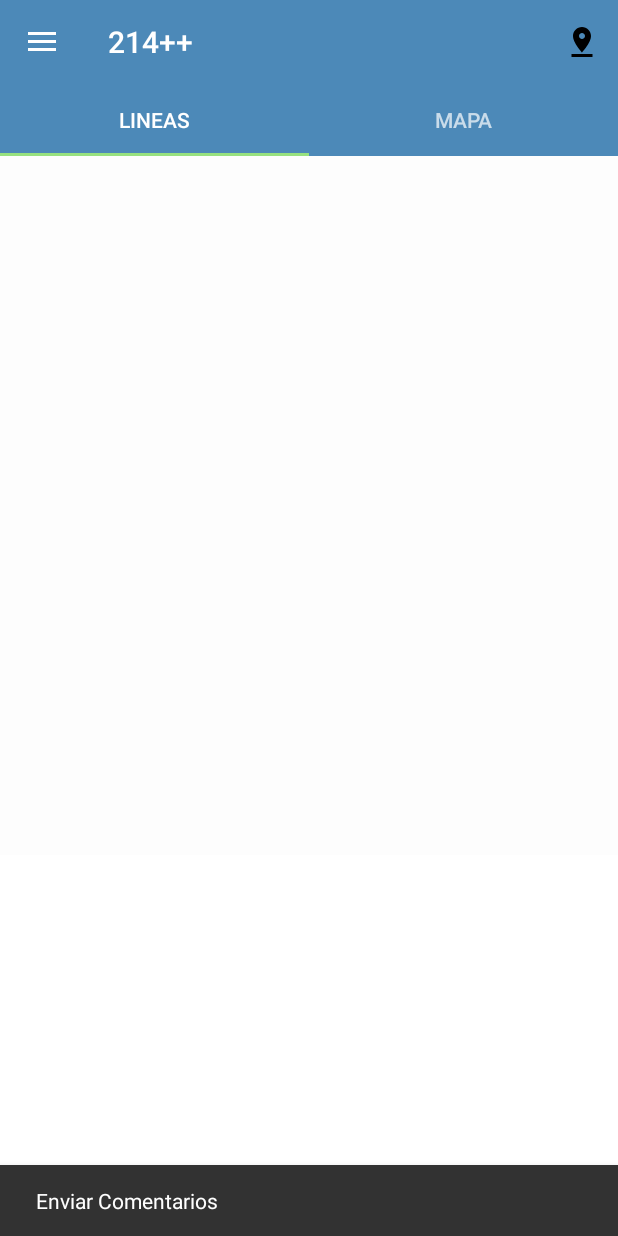
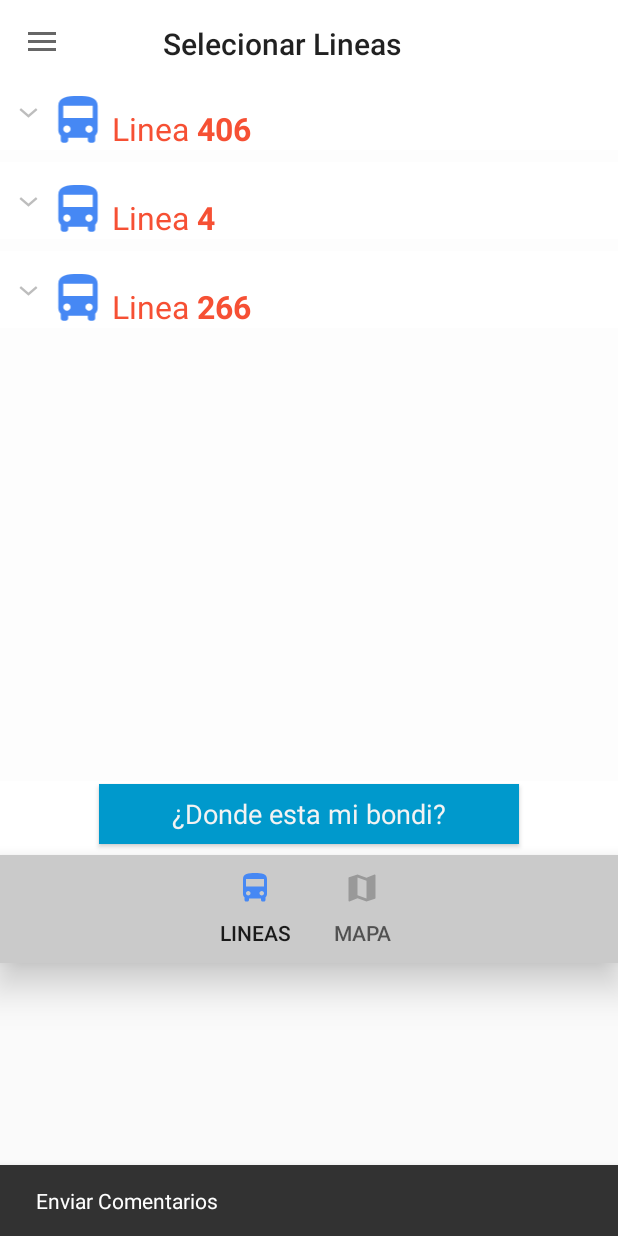
Before and after one commit to Equipo214/Usuario, an Android app: the screen it shows after launch (MainActivity), in the side drawer, after a tap on "Comentarios", on a phone screen of 412 x 824 dp. Run offline under Robolectric (Android 15) with nearby library versions, the phone set to English and light mode, and no system bars; plain views replace MaterialSearchView.

Commit message:
consecuencias imprevistas

```diff
--- a/app/build.gradle
+++ b/app/build.gradle
@@ -30,4 +30,5 @@ dependencies {
     testImplementation 'junit:junit:4.12'
     androidTestImplementation 'com.android.support.test:runner:1.0.2'
     androidTestImplementation 'com.android.support.test.espresso:espresso-core:3.0.2'
+    implementation 'com.android.support.constraint:constraint-layout:1.1.2'
 }
--- a/app/src/main/java/com/grupo214/usuario/activities/MainActivity.java
+++ b/app/src/main/java/com/grupo214/usuario/activities/MainActivity.java
@@ -3,13 +3,14 @@ package com.grupo214.usuario.activities;
 import android.Manifest;
 import android.content.Intent;
 import android.content.pm.PackageManager;
+import android.graphics.PorterDuff;
 import android.os.Bundle;
 import android.support.annotation.NonNull;
-import android.support.design.widget.AppBarLayout;
 import android.support.design.widget.NavigationView;
 import android.support.design.widget.Snackbar;
 import android.support.design.widget.TabLayout;
 import android.support.v4.app.ActivityCompat;
+import android.support.v4.content.ContextCompat;
 import android.support.v4.view.GravityCompat;
 import android.support.v4.view.ViewPager;
 import android.support.v4.widget.DrawerLayout;
@@ -17,7 +18,6 @@ import android.support.v7.app.ActionBarDrawerToggle;
 import android.support.v7.app.AppCompatActivity;
 import android.support.v7.widget.SearchView;
 import android.support.v7.widget.Toolbar;
-import android.view.Menu;
 import android.view.MenuItem;
 
 
@@ -26,11 +26,9 @@ import com.google.android.gms.maps.OnMapReadyCallback;
 import com.grupo214.usuario.R;
 import com.grupo214.usuario.SettingsActivity;
 import com.grupo214.usuario.adapters.SectionsPageAdapter;
-import com.grupo214.usuario.apiGoogleDirection.GoogleMapsDirectionsAPI;
 import com.grupo214.usuario.fragment.LineasFragment;
 import com.grupo214.usuario.fragment.MapFragment;
 import com.grupo214.usuario.objects.Linea;
-import com.grupo214.usuario.objects.LineaDemo;
 import com.grupo214.usuario.sqlite.ConexionSQLiteHelper;
 
 import java.util.ArrayList;
@@ -77,53 +75,39 @@ public class MainActivity extends AppCompatActivity
 
         //Seteo de variables:
         final Toolbar toolbar = (Toolbar) findViewById(R.id.toolbar);
-        final AppBarLayout appBarLayout = (AppBarLayout) findViewById(R.id.appbar);
+       // final AppBarLayout appBarLayout = (AppBarLayout) findViewById(R.id.appbar);
         final TabLayout tabLayout = (TabLayout) findViewById(R.id.tabs);
         final ViewPager mViewPager = (ViewPager) findViewById(R.id.container);
         DrawerLayout drawer = (DrawerLayout) findViewById(R.id.drawer_layout);
         NavigationView navigationView = (NavigationView) findViewById(R.id.nav_view);
 
-
-        appBarLayout.setExpanded(true, true);
+        //appBarLayout.setExpanded(true, true);
 
         //Levantar Datos
         connSQLite = new ConexionSQLiteHelper(this, "db_lineas", null, 1);
 
         //Set Tab:
         mSectionsPageAdapter = new SectionsPageAdapter(getSupportFragmentManager());
-
-        // SI hay cambio true, sino false;
         setupViewPager(mSectionsPageAdapter, mViewPager);
-
         tabLayout.setupWithViewPager(mViewPager);
-
+        tabLayout.getTabAt(TAB_LINEA).setIcon(R.drawable.ic_directions_bus_unselect_24dp);
+        tabLayout.getTabAt(TAB_MAPA).setIcon(R.drawable.ic_map_unselect_24dp);
+        int tabIconColor = ContextCompat.getColor(getApplicationContext(),R.color.tabSelect);
+        tabLayout.getTabAt(TAB_MAPA).getIcon().setColorFilter(tabIconColor, PorterDuff.Mode.SRC_IN);
 
         // Acciones al tocar las pestañas.
         tabLayout.addOnTabSelectedListener(new TabLayout.OnTabSelectedListener() {
             @Override
             public void onTabSelected(TabLayout.Tab tab) {
-                switch (tab.getPosition()) {
-                    case TAB_INICIO:
-                        break;
-                    case TAB_MAPA:
-                        //if hay cambios:
-                        mapFragment.updateDrawingRoutes();
-                            // LISTA DE LINEAS, ABRE VENTANA EMERGENTE CON LOS RAMALES,
-                        break;
-                    case TAB_LINEA:
-                        break;
-                }
+                int tabIconColor = ContextCompat.getColor(getApplicationContext(),R.color.tabSelect);
+                tab.getIcon().setColorFilter(tabIconColor, PorterDuff.Mode.SRC_IN);
+
             }
             @Override
             public void onTabUnselected(TabLayout.Tab tab) {
-                switch (tab.getPosition()) {
-                    case TAB_INICIO:
-                        break;
-                    case TAB_MAPA:
-                        break;
-                    case TAB_LINEA:
-                        break;
-                }
+                int tabIconColor = ContextCompat.getColor(getApplicationContext(), R.color.tabUnSelect);
+                tab.getIcon().setColorFilter(tabIconColor, PorterDuff.Mode.SRC_IN);
+
             }
             @Override
             public void onTabReselected(TabLayout.Tab tab) {
@@ -140,6 +124,7 @@ public class MainActivity extends AppCompatActivity
 
         //Barra superior
         setSupportActionBar(toolbar);
+        getSupportActionBar().setDisplayShowTitleEnabled(false);
 
         //Menu Lateral:
         ActionBarDrawerToggle toggle = new ActionBarDrawerToggle(
@@ -149,12 +134,15 @@ public class MainActivity extends AppCompatActivity
         navigationView.setNavigationItemSelectedListener(this);
     }
 
+
+
+    /* Boton superior derecho.
     @Override
     public boolean onCreateOptionsMenu(Menu menu) {
         getMenuInflater().inflate(R.menu.menu_item, menu);
 
         return super.onCreateOptionsMenu(menu);
-    }
+    } */
 
     @Override
     public boolean onOptionsItemSelected(MenuItem item) {
@@ -222,10 +210,13 @@ public class MainActivity extends AppCompatActivity
         lineasFragment = new LineasFragment();
         mLineas = loadArray();
         lineasFragment.setmLineas(mLineas);
-        mapFragment.setmLineaDemos(mLineas);
 
-        adapter.addFragment(lineasFragment, "Lineas");
-        adapter.addFragment(mapFragment, "Mapa");
+        // Esto va ser un dolor de cabeza
+        // mapFragment.setmLineaDemos(mLineas);
+
+        adapter.addFragment(lineasFragment, "Lineas");   // 0
+        adapter.addFragment(mapFragment, "Mapa");        // 1
+
        // adapter.addFragment(new InicioFragment(), "Alarmas");
 
         viewPager.setAdapter(adapter);
@@ -262,9 +253,10 @@ public class MainActivity extends AppCompatActivity
 
     //esta funcion debe cargar la lista, este es el lugar final donde quedara
     //Trato de guardar all en SQL LITE.
-    private ArrayList<LineaDemo> loadArray() {
+    private ArrayList<Linea> loadArray() {
 
         mLineas = Linea.listHardCodeTest();
+
         //       for (LineaDemo l:mLineas) {
 //            connSQLite.insertarLinea(l);
 //        }
@@ -291,7 +283,10 @@ public class MainActivity extends AppCompatActivity
         // guardar esto en la clase LineaDemo y en la base de datos el polyline
         // esta funcion se debe llamar una vez creado el mapa, al inicio de la app,
         // la funciones loadRoutes();
-        GoogleMapsDirectionsAPI.loadPolylineOptions(mLineas);
+
+
+
+      //  GoogleMapsDirectionsAPI.loadPolylineOptions(mLineas);
 
 
         //  mapFragment.loadRoutes();
@@ -304,4 +299,5 @@ public class MainActivity extends AppCompatActivity
         super.onDestroy();
         Thread.interrupted();
     }
+
 }
--- a/app/src/main/java/com/grupo214/usuario/adapters/LineasAdapter.java
+++ b/app/src/main/java/com/grupo214/usuario/adapters/LineasAdapter.java
@@ -94,7 +94,7 @@ public class LineasAdapter extends BaseExpandableListAdapter {
         }
 
         TextView tx_linea = (TextView) convertView
-                .findViewById(R.id.list_text_linea);
+                .findViewById(R.id.header_text_linea);
         tx_linea.setTypeface(null, Typeface.BOLD);
         tx_linea.setText(headerTitle);
 
--- a/app/src/main/java/com/grupo214/usuario/adapters/SectionsPageAdapter.java
+++ b/app/src/main/java/com/grupo214/usuario/adapters/SectionsPageAdapter.java
@@ -40,4 +40,6 @@ public class SectionsPageAdapter extends FragmentPagerAdapter {
     public int getCount() {
         return mFragmentList.size();
     }
+
+
 }
--- a/app/src/main/java/com/grupo214/usuario/fragment/MapFragment.java
+++ b/app/src/main/java/com/grupo214/usuario/fragment/MapFragment.java
@@ -56,8 +56,6 @@ public class MapFragment extends Fragment {
     @Override
     public View onCreateView(LayoutInflater inflater, ViewGroup container, Bundle savedInstanceState) {
         View rootView = inflater.inflate(R.layout.fragment_map, container, false);
-        bt_animar = (Button) rootView.findViewById(R.id.button);
-        //     bt_demo = (Button) rootView.findViewById(R.id.bt_demo);
         recorridos = new ArrayList<>();
         mMapView = (MapView) rootView.findViewById(R.id.mapView);
         mMapView.onCreate(savedInstanceState);
@@ -185,7 +183,7 @@ public class MapFragment extends Fragment {
             }
         });
 
-        bt_animar.setOnClickListener(new View.OnClickListener() {
+        /*bt_animar.setOnClickListener(new View.OnClickListener() {
             @Override
             public void onClick(View v) {
                 Marker mk = googleMap.addMarker(new MarkerOptions()
@@ -195,7 +193,7 @@ public class MapFragment extends Fragment {
                 Dibujar dibujar = new Dibujar(googleMap, mLineaDemos.get(3), getContext(), mk);
                 dibujar.execute();
             }
-        });
+        });*/
 
 
         /*
@@ -303,7 +301,7 @@ public class MapFragment extends Fragment {
                             .icon(icoParada)
                             .anchor(0.5f, 0.5f)
                             .flat(true)
-                            .title("LineaDemo " + l.getLinea())));
+                            .title("Linea " + l.getLinea())));
             }
 
             // si no lo personalizo por coso sacarlo de aca.
--- a/app/src/main/java/com/grupo214/usuario/objects/Linea.java
+++ b/app/src/main/java/com/grupo214/usuario/objects/Linea.java
@@ -1,4 +1,6 @@
 package com.grupo214.usuario.objects;
+
+import com.google.android.gms.maps.model.LatLng;
 
 import java.util.ArrayList;
 import java.util.List;
@@ -9,6 +11,11 @@ public class Linea {
     private String linea;
     private ArrayList<Ramal> ramales;
 
+    public Linea(int idLinea, String linea, ArrayList<Ramal> ramales) {
+        this.idLinea = idLinea;
+        this.linea = linea;
+        this.ramales = ramales;
+    }
 
     public String getLinea() {
         return linea;
@@ -26,4 +33,69 @@ public class Linea {
 
         return ramalesNombres;
     }
+
+    public static ArrayList<Linea> listHardCodeTest() {
+        ArrayList<Linea> mLinea = new ArrayList<>();
+        ColorRuta cr = new ColorRuta();
+        ArrayList<Ramal> ra1 = new ArrayList<>();
+        Recorrido r0 = new Recorrido();
+        r0.add(new Punto(true, new LatLng(-34.613346, -58.367064)));
+        r0.add(new Punto(false, new LatLng(-34.613565, -58.369925)));
+        r0.add(new Punto(true, new LatLng(-34.626190, -58.422135)));
+        r0.add(new Punto(false, new LatLng(-34.630605, -58.451507)));
+        r0.add(new Punto(true, new LatLng(-34.628788, -58.454536)));
+        r0.add(new Punto(true, new LatLng(-34.638853, -58.482724)));
+        r0.add(new Punto(true, new LatLng(-34.640636, -58.564095)));
+
+
+        Recorrido r1 = new Recorrido();
+        r1.add(new Punto(true, new LatLng(-34.607313, -58.363046)));
+        r1.add(new Punto(false, new LatLng(-34.611779, -58.362380)));
+        r1.add(new Punto(true, new LatLng(-34.621185, -58.361426)));
+        r1.add(new Punto(true, new LatLng(-34.698222, -58.391971)));
+        r1.add(new Punto(true, new LatLng(-34.758188, -58.409164)));
+
+
+        ra1.add( new Ramal(1,"Lomas de Zamora",r0) );
+        ra1.add( new Ramal( 2,"Burzaco",r1) );
+        ra1.add( new Ramal( 3,"Ramos Mejia",r0) );
+
+        mLinea.add(new Linea(1,"406",ra1));
+
+
+        ArrayList<Ramal> ra2 = new ArrayList<>();
+        Recorrido r2 = new Recorrido();
+        r2.add(new Punto(true, new LatLng(-34.603435, -58.370056)));
+        r2.add(new Punto(false, new LatLng(-34.610275, -58.369286)));
+        r2.add(new Punto(true, new LatLng(-34.617771, -58.368680)));
+        r2.add(new Punto(false, new LatLng(-34.620578, -58.368439)));
+        r2.add(new Punto(true, new LatLng(-34.687849, -58.475321)));
+
+
+        ra2.add(new Ramal(4,"Correo Central",r2));
+        ra2.add(new Ramal(5,"Constitucion",r2));
+        ra2.add(new Ramal(9,"Balnearo",r2));
+
+        mLinea.add(new Linea(2,"4",ra2));
+
+        Recorrido r3 = new Recorrido();
+        r3.add(new Punto(true, new LatLng(-34.759334, -58.400633)));  //1
+        r3.add(new Punto(true, new LatLng(-34.760338, -58.402877))); //2
+        r3.add(new Punto(true, new LatLng(-34.759612, -58.408275)));  //3
+        r3.add(new Punto(true, new LatLng(-34.767752, -58.410225))); //4
+        r3.add(new Punto(true, new LatLng(-34.765143, -58.429020)));  //5
+        r3.add(new Punto(true, new LatLng(-34.767960, -58.437517)));  //6
+        r3.add(new Punto(true, new LatLng(-34.778570, -58.457853)));  //7
+        r3.add(new Punto(true, new LatLng(-34.686466, -58.558697)));  //8
+        r3.add(new Punto(true, new LatLng(-34.640636, -58.564095)));  //9
+
+        ArrayList<Ramal> ra3 = new ArrayList<>();
+        ra3.add(new Ramal(6,"5 - Lomas de Zamora",r3));
+        ra3.add(new Ramal(7,"5 - Burzaco",r3));
+        ra3.add(new Ramal(8,"4 - Temperley",r3));
+        mLinea.add(new Linea(3, "266",ra3));
+
+
+        return mLinea;
+    }
 }
--- a/app/src/main/java/com/grupo214/usuario/objects/Ramal.java
+++ b/app/src/main/java/com/grupo214/usuario/objects/Ramal.java
@@ -7,6 +7,11 @@ public class Ramal {
     private Recorrido recorrido;
     private Recorrido recorridoAux;
 
+    public Ramal(int idRamal, String ramal,Recorrido recorrido) {
+        this.idRamal = idRamal;
+        this.ramal = ramal;
+        this.recorrido = recorrido;
+    }
 
     public String getRamal() {
         return ramal;
--- /dev/null
+++ b/app/src/main/res/drawable-xxhdpi/ic_directions_bus_unselect_24dp.xml
@@ -0,0 +1,5 @@
+<vector android:height="24dp"
+    android:viewportHeight="24.0" android:viewportWidth="24.0"
+    android:width="24dp" xmlns:android="http://schemas.android.com/apk/res/android">
+    <path android:fillColor="@color/tabUnSelect" android:pathData="M4,16c0,0.88 0.39,1.67 1,2.22L5,20c0,0.55 0.45,1 1,1h1c0.55,0 1,-0.45 1,-1v-1h8v1c0,0.55 0.45,1 1,1h1c0.55,0 1,-0.45 1,-1v-1.78c0.61,-0.55 1,-1.34 1,-2.22L20,6c0,-3.5 -3.58,-4 -8,-4s-8,0.5 -8,4v10zM7.5,17c-0.83,0 -1.5,-0.67 -1.5,-1.5S6.67,14 7.5,14s1.5,0.67 1.5,1.5S8.33,17 7.5,17zM16.5,17c-0.83,0 -1.5,-0.67 -1.5,-1.5s0.67,-1.5 1.5,-1.5 1.5,0.67 1.5,1.5 -0.67,1.5 -1.5,1.5zM18,11L6,11L6,6h12v5z"/>
+</vector>
--- /dev/null
+++ b/app/src/main/res/drawable-xxhdpi/ic_map_unselect_24dp.xml
@@ -0,0 +1,9 @@
+<vector xmlns:android="http://schemas.android.com/apk/res/android"
+        android:width="24dp"
+        android:height="24dp"
+        android:viewportWidth="24.0"
+        android:viewportHeight="24.0">
+    <path
+        android:fillColor="@color/tabUnSelect"
+        android:pathData="M20.5,3l-0.16,0.03L15,5.1 9,3 3.36,4.9c-0.21,0.07 -0.36,0.25 -0.36,0.48V20.5c0,0.28 0.22,0.5 0.5,0.5l0.16,-0.03L9,18.9l6,2.1 5.64,-1.9c0.21,-0.07 0.36,-0.25 0.36,-0.48V3.5c0,-0.28 -0.22,-0.5 -0.5,-0.5zM15,19l-6,-2.11V5l6,2.11V19z"/>
+</vector>
--- a/app/src/main/res/drawable/ic_directions_bus_black_24dp.xml
+++ b/app/src/main/res/drawable/ic_directions_bus_black_24dp.xml
@@ -1,5 +1,5 @@
-<vector android:height="24dp" android:tint="#000000"
+<vector android:height="24dp" android:tint="#4688f4"
     android:viewportHeight="24.0" android:viewportWidth="24.0"
     android:width="24dp" xmlns:android="http://schemas.android.com/apk/res/android">
-    <path android:fillColor="#FF000000" android:pathData="M4,16c0,0.88 0.39,1.67 1,2.22L5,20c0,0.55 0.45,1 1,1h1c0.55,0 1,-0.45 1,-1v-1h8v1c0,0.55 0.45,1 1,1h1c0.55,0 1,-0.45 1,-1v-1.78c0.61,-0.55 1,-1.34 1,-2.22L20,6c0,-3.5 -3.58,-4 -8,-4s-8,0.5 -8,4v10zM7.5,17c-0.83,0 -1.5,-0.67 -1.5,-1.5S6.67,14 7.5,14s1.5,0.67 1.5,1.5S8.33,17 7.5,17zM16.5,17c-0.83,0 -1.5,-0.67 -1.5,-1.5s0.67,-1.5 1.5,-1.5 1.5,0.67 1.5,1.5 -0.67,1.5 -1.5,1.5zM18,11L6,11L6,6h12v5z"/>
+    <path android:fillColor="#4688f4" android:pathData="M4,16c0,0.88 0.39,1.67 1,2.22L5,20c0,0.55 0.45,1 1,1h1c0.55,0 1,-0.45 1,-1v-1h8v1c0,0.55 0.45,1 1,1h1c0.55,0 1,-0.45 1,-1v-1.78c0.61,-0.55 1,-1.34 1,-2.22L20,6c0,-3.5 -3.58,-4 -8,-4s-8,0.5 -8,4v10zM7.5,17c-0.83,0 -1.5,-0.67 -1.5,-1.5S6.67,14 7.5,14s1.5,0.67 1.5,1.5S8.33,17 7.5,17zM16.5,17c-0.83,0 -1.5,-0.67 -1.5,-1.5s0.67,-1.5 1.5,-1.5 1.5,0.67 1.5,1.5 -0.67,1.5 -1.5,1.5zM18,11L6,11L6,6h12v5z"/>
 </vector>
--- a/app/src/main/res/layout/activity_main.xml
+++ b/app/src/main/res/layout/activity_main.xml
@@ -14,7 +14,6 @@
         android:layout_width="wrap_content"
         android:layout_height="match_parent" />
 
-
     <android.support.design.widget.NavigationView
         android:id="@+id/nav_view"
         android:layout_width="wrap_content"
--- a/app/src/main/res/layout/app_bar_main.xml
+++ b/app/src/main/res/layout/app_bar_main.xml
@@ -1,41 +1,59 @@
 <?xml version="1.0" encoding="utf-8"?>
-<RelativeLayout xmlns:android="http://schemas.android.com/apk/res/android"
+<LinearLayout xmlns:android="http://schemas.android.com/apk/res/android"
     xmlns:app="http://schemas.android.com/apk/res-auto"
     xmlns:tools="http://schemas.android.com/tools"
     android:id="@+id/main_content"
     android:layout_width="match_parent"
     android:layout_height="match_parent"
     android:fitsSystemWindows="true"
+    android:orientation="vertical"
     tools:context=".activities.MainActivity">
 
-    <android.support.design.widget.AppBarLayout
-        android:id="@+id/appbar"
-        android:layout_width="match_parent"
-        android:layout_height="wrap_content"
-        android:theme="@style/AppTheme.AppBarOverlay">
+    <!-- <android.support.design.widget.AppBarLayout
+         android:id="@+id/appbar"
+         android:layout_width="match_parent"
+         android:layout_height="wrap_content"
+         android:background="#00000000"
+         android:theme="@style/AppTheme.AppBarOverlay">
 
 
-        <android.support.v7.widget.Toolbar
-            android:id="@+id/toolbar"
-            android:layout_width="match_parent"
-            android:layout_height="?attr/actionBarSize"/>
+     </android.support.design.widget.AppBarLayout> -->
 
-        <android.support.design.widget.TabLayout
-            android:id="@+id/tabs"
-            android:layout_width="match_parent"
-            android:layout_height="wrap_content" />
+    <RelativeLayout
+        android:layout_width="match_parent"
+        android:layout_height="570dp">
 
         <android.support.v4.view.ViewPager
             android:id="@+id/container"
             android:layout_width="match_parent"
             android:layout_height="match_parent"
-            android:layout_alignParentBottom="true"
-            android:layout_alignParentStart="true"
-            app:layout_behavior="@string/appbar_scrolling_view_behavior" />
+            android:layout_alignParentTop="true"
+            app:layout_behavior="@string/appbar_scrolling_view_behavior">
 
-    </android.support.design.widget.AppBarLayout>
+        </android.support.v4.view.ViewPager>
 
-</RelativeLayout>
+        <android.support.v7.widget.Toolbar
+            android:id="@+id/toolbar"
+            android:layout_width="match_parent"
+            android:layout_height="wrap_content"
+            android:background="#00000000" />
+
+    </RelativeLayout>
+
+
+    <android.support.design.widget.TabLayout
+        android:id="@+id/tabs"
+        android:layout_width="match_parent"
+        android:layout_height="wrap_content"
+        android:background="@color/colorPrimary"
+        android:minHeight="?attr/actionBarSize"
+        app:tabGravity="center"
+        app:tabIndicatorHeight="0dp"
+        app:tabIndicatorColor="#00000000"
+        android:elevation="15dp"/>
+
+
+</LinearLayout>
 
 
     <!--
--- a/app/src/main/res/layout/fragment_lineas.xml
+++ b/app/src/main/res/layout/fragment_lineas.xml
@@ -1,5 +1,7 @@
 <?xml version="1.0" encoding="utf-8"?>
 <RelativeLayout xmlns:android="http://schemas.android.com/apk/res/android"
+    xmlns:app="http://schemas.android.com/apk/res-auto"
+    xmlns:tools="http://schemas.android.com/tools"
     android:layout_width="match_parent"
     android:layout_height="match_parent"
     android:background="@color/white">
@@ -7,8 +9,9 @@
     <ExpandableListView
         android:id="@+id/expandableListView"
         android:layout_width="match_parent"
-        android:layout_height="466dp"
-        android:layout_alignParentTop="true"
+        android:layout_height="472dp"
+        android:layout_alignParentStart="true"
+        android:layout_centerVertical="true"
         android:background="#FDFDFD"
         android:cacheColorHint="@android:color/transparent"
         android:divider="@android:color/transparent"
@@ -18,8 +21,8 @@
     <Button
         android:id="@+id/bt_dondeEstaMiBondi"
         style="@android:style/Widget.Holo.Button"
-        android:layout_width="283dp"
-        android:layout_height="38dp"
+        android:layout_width="280dp"
+        android:layout_height="40dp"
         android:layout_alignParentBottom="true"
         android:layout_centerHorizontal="true"
         android:layout_marginBottom="7dp"
@@ -27,4 +30,14 @@
         android:text="¿Donde esta mi bondi?"
         android:visibility="visible" />
 
+    <TextView
+        android:id="@+id/tx_tituloLineas"
+        android:layout_width="303dp"
+        android:layout_height="wrap_content"
+        android:layout_alignParentEnd="true"
+        android:layout_alignParentTop="true"
+        android:layout_marginTop="15dp"
+        android:text="Selecionar Lineas"
+        android:textAppearance="@style/TextAppearance.AppCompat.Title" />
+
 </RelativeLayout>
--- a/app/src/main/res/layout/linea_fila.xml
+++ b/app/src/main/res/layout/linea_fila.xml
@@ -1,17 +1,30 @@
 <?xml version="1.0" encoding="utf-8"?>
 
 <RelativeLayout xmlns:android="http://schemas.android.com/apk/res/android"
-    android:orientation="vertical" android:layout_width="match_parent"
+    xmlns:app="http://schemas.android.com/apk/res-auto"
+    android:orientation="vertical"
+    android:layout_width="match_parent"
     android:layout_height="match_parent"
     android:background="@android:color/background_light">
 
 
     <TextView
-        android:id="@+id/header_text_linea"
-        android:layout_width="270dp"
+        android:id="@+id/tx_linea"
+        android:layout_width="wrap_content"
         android:layout_height="wrap_content"
         android:layout_alignBottom="@+id/icoColectivo"
-        android:layout_centerHorizontal="true"
+        android:layout_toEndOf="@+id/icoColectivo"
+        android:text="Linea "
+        android:textAppearance="?android:attr/textAppearanceLarge"
+        android:textColor="#f65034"
+        android:textSize="21sp" />
+
+    <TextView
+        android:id="@+id/header_text_linea"
+        android:layout_width="wrap_content"
+        android:layout_height="wrap_content"
+        android:layout_alignTop="@+id/tx_linea"
+        android:layout_toEndOf="@+id/tx_linea"
         android:text="Linea"
         android:textAppearance="?android:attr/textAppearanceLarge"
         android:textColor="#f65034"
@@ -21,17 +34,15 @@
         android:id="@+id/icoColectivo"
         android:layout_width="45dp"
         android:layout_height="39dp"
-        android:layout_alignBottom="@+id/list_text_ramal"
+        android:layout_alignParentStart="true"
         android:layout_alignParentTop="true"
-        android:layout_marginBottom="2dp"
-        android:layout_marginLeft="8dp"
-        android:layout_marginRight="4dp"
-        android:layout_marginTop="9dp"
+        android:layout_marginStart="29dp"
+        android:layout_marginTop="12dp"
         android:adjustViewBounds="true"
         android:cropToPadding="false"
         android:maxHeight="35dp"
         android:maxWidth="74dp"
-        android:src="@drawable/ic_directions_bus_black_24dp" />
+        app:srcCompat="@drawable/ic_directions_bus_black_24dp" />
 
 
 </RelativeLayout>
--- a/app/src/main/res/values/colors.xml
+++ b/app/src/main/res/values/colors.xml
@@ -1,11 +1,13 @@
 <?xml version="1.0" encoding="utf-8"?>
 <resources>
     <color name="colorPrimaryDark">#557688</color>
-    <color name="colorPrimary">#4c89b8</color>
+    <color name="colorPrimary">#cacaca</color>
     <color name="colorAccent">#97e17f</color>
     <color name="colorWarning">#f0ad4e</color>
     <color name="colorDanger">#f0ad4e</color>
     <color name="colorBlack">#111111</color>
+    <color name="tabSelect">#4688f4</color>
+    <color name="tabUnSelect">#999999</color>
     <color name="colorBackground">#cee9fe</color>
     <color name="white">#ffffff</color>
 </resources>
--- a/app/src/main/res/values/styles.xml
+++ b/app/src/main/res/values/styles.xml
@@ -2,19 +2,18 @@
 
     <!-- Base application theme. -->
     <style name="AppTheme" parent="Theme.AppCompat.Light.DarkActionBar">
-        <!-- Customize your theme here. -->
         <item name="colorPrimary">@color/colorPrimary</item>
         <item name="colorPrimaryDark">@color/colorPrimaryDark</item>
         <item name="colorAccent">@color/colorAccent</item>
+        <item name="android:tabStripEnabled">false</item>
     </style>
+
 
     <style name="AppTheme.NoActionBar">
         <item name="windowActionBar">false</item>
         <item name="windowNoTitle">true</item>
+        <item name="android:tabStripEnabled">false</item>
     </style>
 
-    <style name="AppTheme.AppBarOverlay" parent="ThemeOverlay.AppCompat.Dark.ActionBar" />
-
-    <style name="AppTheme.PopupOverlay" parent="ThemeOverlay.AppCompat.Light" />
 
 </resources>
```
Also changed, not shown: app/src/main/AndroidManifest.xml (+6 -3 lines), app/src/main/java/com/grupo214/usuario/fragment/LineasFragment.java (+32 -7 lines), app/src/main/res/layout/fragment_map.xml (+0 -21 lines), app/src/main/res/layout/ramal_fila.xml (+22 -24 lines).
